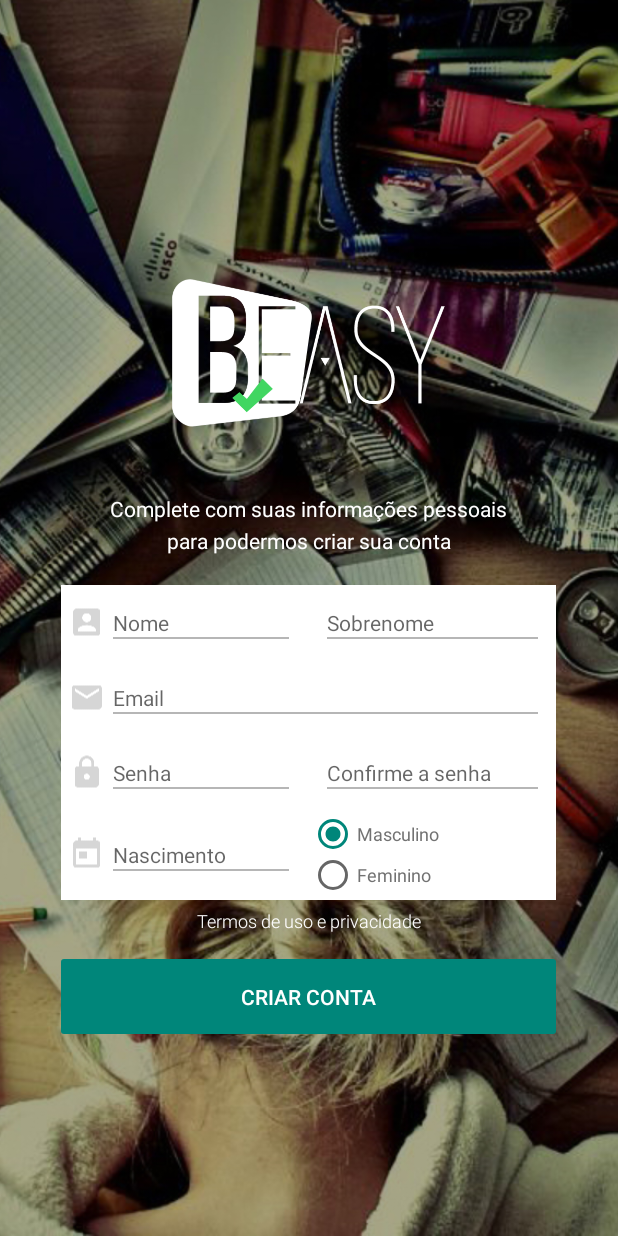
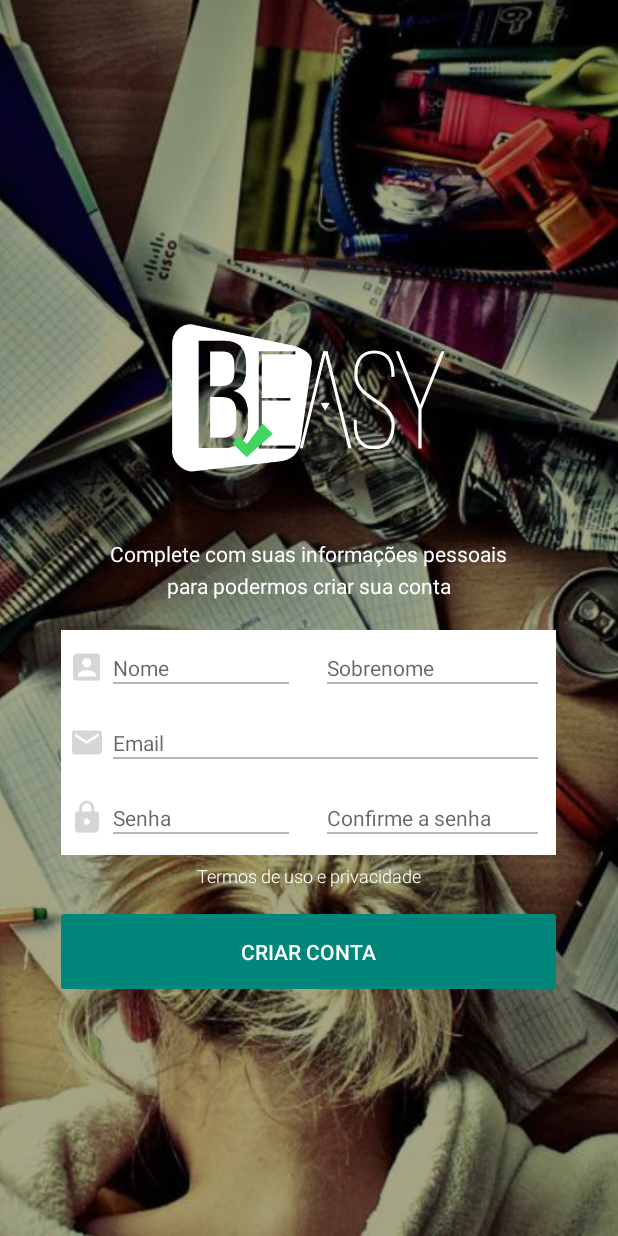
Before and after one commit to FernandaBernardo/b-easy-mobile, an Android app: the fragment FragmentCadastro placed in its activity, on a phone screen of 412 x 824 dp. Run offline under Robolectric (Android 15) with nearby library versions, the phone set to English and light mode, and no system bars; our stand-ins replace Volley; libraries missing offline, so code that uses them is left out: com.facebook, com.facebook.login, com.wdullaer.materialdatetimepicker; 5 statements that could not run were skipped.

Commit message:
Integracao Servel e BD

```diff
--- a/app/src/main/java/br/com/b_easy/Client/Subject.java
+++ b/app/src/main/java/br/com/b_easy/Client/Subject.java
@@ -27,6 +27,7 @@ public class Subject {
     }
 
     public Long getId() {
+        if(id == null) return null;
         return id;
     }
     public void setId(Long id) {
--- a/app/src/main/java/br/com/b_easy/Client/Task.java
+++ b/app/src/main/java/br/com/b_easy/Client/Task.java
@@ -16,6 +16,7 @@ public class Task {
     private Subject subject;
 
     public Long getId() {
+        if(id == null) return null;
         return id;
     }
     public void setId(Long id) {
--- a/app/src/main/java/br/com/b_easy/Client/User.java
+++ b/app/src/main/java/br/com/b_easy/Client/User.java
@@ -1,11 +1,12 @@
 package br.com.b_easy.Client;
 
+import java.io.Serializable;
 import java.util.List;
 
 /**
  * Created by Tiago on 11/12/2015.
  */
-public class User {
+public class User implements Serializable {
 
     private String email;
     private String password;
--- a/app/src/main/java/br/com/b_easy/DAO/SubjectDAO.java
+++ b/app/src/main/java/br/com/b_easy/DAO/SubjectDAO.java
@@ -37,7 +37,8 @@ public class SubjectDao extends BaseDaoImpl<SubjectBD, Long> {
         return null;
     }
 
-    public SubjectBD getSubjectByIdGlogal(long idGlobal){
+    public SubjectBD getSubjectByIdGlogal(Long idGlobal){
+        if(idGlobal == null) return null;
         UserSubjectDao userSubjectDao = null;
         try {
             SubjectDao subjectDao = new SubjectDao(this.getConnectionSource());
--- a/app/src/main/java/br/com/b_easy/DAO/TaskDao.java
+++ b/app/src/main/java/br/com/b_easy/DAO/TaskDao.java
@@ -74,7 +74,7 @@ public class TaskDao extends BaseDaoImpl<TaskBD,Long> {
     }
 
     public TaskBD getTaskByIdGlobal(Long idGlobal){
-
+        if(idGlobal == null) return null;
         try {
             TaskDao taskDao = new TaskDao(this.getConnectionSource());
             QueryBuilder<TaskBD, Long> taskQb = this.queryBuilder();
--- a/app/src/main/java/br/com/b_easy/Fragment/FragmentCadastro.java
+++ b/app/src/main/java/br/com/b_easy/Fragment/FragmentCadastro.java
@@ -1,6 +1,7 @@
 package br.com.b_easy.Fragment;
 
 
+import android.content.Intent;
 import android.support.v4.app.Fragment;
 import android.os.Bundle;
 import android.util.Log;
@@ -12,27 +13,42 @@ import android.widget.EditText;
 import android.widget.RadioButton;
 import android.widget.TextView;
 
+import com.afollestad.materialdialogs.MaterialDialog;
+import com.android.volley.Response;
+import com.android.volley.VolleyError;
 import com.wdullaer.materialdatetimepicker.date.DatePickerDialog;
 
+import org.json.JSONObject;
+
+import java.sql.SQLException;
 import java.text.DateFormat;
 import java.text.ParseException;
 import java.text.SimpleDateFormat;
 import java.util.Calendar;
 import java.util.Date;
 
+import br.com.b_easy.Activity.MainActivity;
+import br.com.b_easy.Client.User;
+import br.com.b_easy.DAO.UserDao;
+import br.com.b_easy.DataBaseModel.UserBD;
+import br.com.b_easy.Preferences;
 import br.com.b_easy.R;
+import br.com.b_easy.Util;
+import br.com.b_easy.Volley.JsonParser;
+import br.com.b_easy.Volley.Request;
 
 
 /**
  * Created by Tiago on 10/27/2015.
  */
-public class FragmentCadastro extends Fragment implements DatePickerDialog.OnDateSetListener{
+public class FragmentCadastro extends Fragment{
 
     private final String STATE_NASCIMENTO = "NASCIMENTO";
 
     private EditText etNome, etSobrenome, etEmail, etSenha, etSenhaConfirmacao;
-    private TextView tvErroNome, tvErroSobrenome, tvErroEmail, tvErroSenha, tvErroSenhaConfirmacao, tvNascimento, tvErroNascimento, tvCriarConta;
-    private RadioButton rbMasculino, rbFeminino;
+    private TextView tvErroNome, tvErroSobrenome, tvErroEmail, tvErroSenha, tvErroSenhaConfirmacao, tvCriarConta;
+    private MaterialDialog dialog;
+    private String pictureURL;
 
     public View onCreateView(LayoutInflater inflater, ViewGroup container, Bundle savedInstanceState) {
         View v = inflater.inflate(R.layout.fragment_cadastro, null);
@@ -43,26 +59,13 @@ public class FragmentCadastro extends Fragment implements DatePickerDialog.OnDat
         etEmail = (EditText) v.findViewById(R.id.etEmailFragmentCadastro);
         etSenha = (EditText) v.findViewById(R.id.etSenhaFragmentCadastro);
         etSenhaConfirmacao = (EditText) v.findViewById(R.id.etConfirmacaoSenhaFragmentCadastro);
-        tvNascimento = (TextView) v.findViewById(R.id.tvNascimentoFragmentCadastro);
         tvCriarConta = (TextView) v.findViewById(R.id.tvCriarContaFragmentCadastro);
         tvErroNome = (TextView) v.findViewById(R.id.tvNomeErroFragmentCadastro);
         tvErroSobrenome = (TextView) v.findViewById(R.id.tvSobrenomeErroFragmentCadastro);
         tvErroEmail = (TextView) v.findViewById(R.id.tvEmailErroFragmentCadastro);
         tvErroSenha = (TextView) v.findViewById(R.id.tvSenhaErroFragmentCadastro);
         tvErroSenhaConfirmacao = (TextView) v.findViewById(R.id.tvConfirmacaoSenhaErroFragmentCadastro);
-        tvErroNascimento = (TextView) v.findViewById(R.id.tvNascimentoErroFragmentCadastro);
-        rbMasculino = (RadioButton) v.findViewById(R.id.radioMasculinoSexoFragmentCadastro);
-        rbFeminino = (RadioButton) v.findViewById(R.id.radioFemininoSexoFragmentCadastro);
 
-        tvNascimento.setOnClickListener(new View.OnClickListener() {
-            @Override
-            public void onClick(View v) {
-                Calendar now = Calendar.getInstance();
-                Log.d("DatePicker","Onclick");
-                DatePickerDialog dpd = DatePickerDialog.newInstance(FragmentCadastro.this, now.get(Calendar.YEAR), now.get(Calendar.MONTH), now.get(Calendar.DAY_OF_MONTH));
-                dpd.show(getActivity().getFragmentManager(), "Datepickerdialog");
-            }
-        });
 
         tvCriarConta.setOnClickListener(new View.OnClickListener() {
             @Override
@@ -74,8 +77,6 @@ public class FragmentCadastro extends Fragment implements DatePickerDialog.OnDat
                 String email = etEmail.getText().toString();
                 String senha = etSenha.getText().toString();
                 String cSenha = etSenhaConfirmacao.getText().toString();
-                String sNascimento = tvNascimento.getText().toString();
-                Date nascimento = null;
 
                 if(nome.trim().length() == 0){
                     erro = true;
@@ -121,82 +122,79 @@ public class FragmentCadastro extends Fragment implements DatePickerDialog.OnDat
                 }
 
 
-                if(sNascimento.trim().length() == 0 ){
-                    erro = true;
-                    tvErroNascimento.setVisibility(View.VISIBLE);
-                }
-                else{
-                    tvErroNascimento.setVisibility(View.INVISIBLE);
-                    DateFormat formatter = new SimpleDateFormat("dd/MM/yyyy");
-
-                    try {
-                        nascimento = formatter.parse(sNascimento);
-                    } catch (ParseException e) {
-                        erro = true;
-                        tvErroNascimento.setVisibility(View.VISIBLE);
+                if(!erro){
+                    final User user = new User();
+                    user.setEmail(email);
+                    user.setName(nome + " " + sobrenome);
+                    user.setPassword(Util.toMD5(senha));
+                    user.setPictureUrl(pictureURL);
+                    showProgressDialog(null, getString(R.string.conectando));
+                    Request.postDataJson(getString(R.string.url_createUser), JsonParser.objectToJson(user), new Response.Listener<JSONObject>() {
+                                    @Override
+                                    public void onResponse(JSONObject response) {
+                                        hideProgressDialog();
+                                        updateUserReferences(user);
+                                        startMainActivity();
+                                    }
+                                }, new Response.ErrorListener() {
+                                    @Override
+                                    public void onErrorResponse(VolleyError error) {
+                                        hideProgressDialog();
+                                        updateUserReferences(user);
+                                        startMainActivity();
+                                    }
+                                });
+                                showProgressDialog(null, getString(R.string.conectando));
                     }
                 }
-
-
-                if(rbMasculino.isChecked()){
-                    masculino = true;
-                    Log.d("Sexo","Masculino");
-                }
-                else{
-                    masculino = false;
-                    Log.d("Sexo","Feminino");
-                }
-
-
-                if(!erro){
-                    //TODO REQUEST SERVIDOR CRIAR CONTA
-                    //TODO SAVE AT DATABASE
-                }
-            }
         });
 
         if(args != null && args.containsKey(FragmentLogin.BUNDLE_USER)){
-            /*Usuario user = (Usuario) args.getSerializable(FragmentLogin.BUNDLE_USER);
-            String[] nomes = user.getNome().split(" ");
+            User user = (User) args.getSerializable(FragmentLogin.BUNDLE_USER);
+            String[] nomes = user.getName().split(" ");
 
             etNome.setText(nomes[0]);
             if(nomes.length > 1){
                 etSobrenome.setText(nomes[nomes.length - 1]);
             }
             etEmail.setText(user.getEmail());
-            tvNascimento.setText(user.getNascimento());
-
-            if(user.getSexo().equals("masculino")){
-                rbMasculino.setChecked(true);
-                rbFeminino.setChecked(false);
-            }
-            else{
-                rbFeminino.setChecked(true);
-                rbMasculino.setChecked(false);
-            }*/
+            pictureURL = user.getPictureUrl();
 
         }
 
-        if(savedInstanceState != null){
-            tvNascimento.setText(savedInstanceState.getString(STATE_NASCIMENTO));
-        }
 
 
         return v;
     }
 
-    @Override
-    public void onDateSet(DatePickerDialog view, int year, int monthOfYear, int dayOfMonth) {
-        if(tvNascimento != null){
-            monthOfYear++;
-            tvNascimento.setText( (dayOfMonth < 10 ?  "0" + dayOfMonth : dayOfMonth) + "/" + (monthOfYear < 10 ?  "0" + monthOfYear : monthOfYear) + "/" + year);
-            tvErroNascimento.setVisibility(View.INVISIBLE);
+    private void updateUserReferences(User user){
+        try {
+            UserDao userDao = new UserDao(Util.openBD().getConnectionSource());
+            UserBD userBD = Util.fromModelUser(user);
+            if(userDao.idExists(userBD.getId())) userDao.update(userBD);
+            else userDao.create(userBD);
+
+            Preferences.getInstance().setUser(userBD);
+
+        } catch (SQLException e) {
+            e.printStackTrace();
         }
     }
 
-    @Override
-    public void onSaveInstanceState(Bundle outState) {
-        outState.putString(STATE_NASCIMENTO, tvNascimento.getText().toString());
-        super.onSaveInstanceState(outState);
+    private void startMainActivity(){
+        Intent intent = new Intent(getContext(), MainActivity.class);
+        startActivity(intent);
+        getActivity().finish();
     }
+
+    private void showProgressDialog(String title, String content){
+        dialog = Util.buildProgressDialog(getContext(), title, content);
+        dialog.show();
+    }
+
+    private void hideProgressDialog(){
+        if(dialog != null)
+            dialog.dismiss();
+    }
+
 }
--- a/app/src/main/java/br/com/b_easy/Fragment/FragmentLogin.java
+++ b/app/src/main/java/br/com/b_easy/Fragment/FragmentLogin.java
@@ -25,9 +25,15 @@ import com.facebook.login.widget.LoginButton;
 import org.json.JSONException;
 import org.json.JSONObject;
 
+import java.sql.SQLException;
 import java.util.Arrays;
 
 import br.com.b_easy.Activity.LoginActivity;
+import br.com.b_easy.Activity.MainActivity;
+import br.com.b_easy.DAO.UserDao;
+import br.com.b_easy.DataBase.DatabaseManager;
+import br.com.b_easy.DataBaseModel.UserBD;
+import br.com.b_easy.Preferences;
 import br.com.b_easy.R;
 import br.com.b_easy.Client.User;
 import br.com.b_easy.Util;
@@ -119,11 +125,26 @@ public class FragmentLogin extends Fragment {
                         @Override
                         public void onResponse(JSONObject response) {
                             hideProgressDialog();
+                            updateUserReferences(Util.getUser());
+                            startMainActivity();
                         }
                     }, new Response.ErrorListener() {
                         @Override
                         public void onErrorResponse(VolleyError error) {
                             hideProgressDialog();
+                            UserDao userDao = null;
+                            try {
+                                userDao = new UserDao(Util.openBD().getConnectionSource());
+                            } catch (SQLException e) {
+                                e.printStackTrace();
+                            }
+                            UserBD userBD = userDao.getUserbyEmail("emanuelmissao@gmai.com");
+                            if(userBD != null){
+                                Preferences.getInstance().setUser(userBD);
+                                Log.d("database", "forced login");
+                            }
+                            else updateUserReferences(Util.getUser());
+                            startMainActivity();
                         }
                     });
 
@@ -149,24 +170,26 @@ public class FragmentLogin extends Fragment {
                         new GraphRequest.GraphJSONObjectCallback() {
                             @Override
                             public void onCompleted(JSONObject object, GraphResponse response) {
-                                Request.postDataJson(getString(R.string.url_login), JsonParser.objectToJson(loginResult.getAccessToken().getUserId()), new Response.Listener<JSONObject>() {
-                                    @Override
-                                    public void onResponse(JSONObject response) {
-                                        hideProgressDialog();
-                                    }
-                                }, new Response.ErrorListener() {
-                                    @Override
-                                    public void onErrorResponse(VolleyError error) {
-                                        hideProgressDialog();
-                                    }
-                                });
-                                showProgressDialog(null, getString(R.string.conectando));
+                                User user = new User();
+                                user.setFacebookId(loginResult.getAccessToken().getUserId());
+//                                Request.postDataJson(getString(R.string.url_login), JsonParser.objectToJson(user), new Response.Listener<JSONObject>() {
+//                                    @Override
+//                                    public void onResponse(JSONObject response) {
+//                                        hideProgressDialog();
+//                                    }
+//                                }, new Response.ErrorListener() {
+//                                    @Override
+//                                    public void onErrorResponse(VolleyError error) {
+//                                        hideProgressDialog();
+//                                    }
+//                                });
+//                                showProgressDialog(null, getString(R.string.conectando));
 
 
-                                decodeJsonFacebook(response);
-                                /*Bundle bundle = new Bundle();
-                                bundle.putSerializable(BUNDLE_USER, user);*/
-                                ((LoginActivity)getActivity()).trocaFragment(LoginActivity.TAG_CADASTRO, null);
+                                user = decodeJsonFacebook(response);
+                                Bundle bundle = new Bundle();
+                                bundle.putSerializable(BUNDLE_USER, user);
+                                ((LoginActivity)getActivity()).trocaFragment(LoginActivity.TAG_CADASTRO, bundle);
 
                             }
                         });
@@ -202,8 +225,8 @@ public class FragmentLogin extends Fragment {
 
     }
 
-    public String decodeJsonFacebook(GraphResponse response){
-        //Usuario user = new Usuario();
+    public User decodeJsonFacebook(GraphResponse response){
+        User user = new User();
 
         Log.v("Facebook","response: " + response.toString());
         JSONObject info = response.getJSONObject();
@@ -211,8 +234,6 @@ public class FragmentLogin extends Fragment {
         String email = null;
         String name =  null;
         String idFace = null;
-        String gender = null;
-        String birthday = null;
 
         try {
             if(info.has("email")){
@@ -223,36 +244,39 @@ public class FragmentLogin extends Fragment {
                 name = info.getString("name");
             }
 
-            if(info.has("gender")) {
-                gender = info.getString("gender");
-
-                if(gender.equals("male"))
-                    gender = "masculino";
-                else
-                    gender = "feminino";
-
-            }
-
-            if(info.has("birthday")) {
-                birthday = info.getString("birthday");
-                String[] aux = birthday.split("/");
-                birthday = aux[1] + "/" +  aux[0] + "/" +  aux[2];
-            }
-
             idFace = info.getString("id");
 
         } catch (JSONException e) {
             e.printStackTrace();
         }
 
-//        user.setEmail(email);
-//        user.setNome(name);
-//        user.setSexo(gender);
-//        user.setNascimento(birthday);
-//        user.setFacebookId(idFace);
+        user.setEmail(email);
+        user.setName(name);
+        user.setPictureUrl("https://graph.facebook.com/" + idFace + "/picture?type=normal");
+        user.setFacebookId(idFace);
 
-        return null;
+        return user;
 
+    }
+
+    private void updateUserReferences(User user){
+        try {
+            UserDao userDao = new UserDao(Util.openBD().getConnectionSource());
+            UserBD userBD = Util.fromModelUser(user);
+            Util.updateReferences(user);
+//            if(userDao.idExists(userBD.getId())) userDao.update(userBD);
+//            else userDao.create(userBD);
+
+            //Preferences.getInstance().setUser(userBD);
+        } catch (SQLException e) {
+            e.printStackTrace();
+        }
+    }
+
+    private void startMainActivity(){
+        Intent intent = new Intent(getContext(), MainActivity.class);
+        startActivity(intent);
+        getActivity().finish();
     }
 
     private void showProgressDialog(String title, String content){
--- a/app/src/main/res/layout/fragment_cadastro.xml
+++ b/app/src/main/res/layout/fragment_cadastro.xml
@@ -295,109 +295,13 @@
 
         </RelativeLayout>
 
-        <RelativeLayout
-            android:id="@+id/rlContainerNascimentoSexoFragmentCadastro"
-            android:layout_width="match_parent"
-            android:layout_height="@dimen/login_field_radio_height"
-            android:layout_below="@id/rlContainerSenhaFragmentCadastro"
-            android:background="@drawable/rectangule_white"
-            android:paddingBottom="@dimen/padding_small_views"
-            android:paddingLeft="@dimen/padding_small_views"
-            android:paddingRight="@dimen/padding_medium_views">
-
-            <View
-                android:id="@+id/viewCenterNascimentoSexoFragmentCadastro"
-                android:layout_width="@dimen/divider_size"
-                android:layout_height="@dimen/divider_size"
-                android:layout_centerInParent="true" />
-
-            <ImageView
-                android:id="@+id/ivNascimentoFragmentCadastro"
-                android:layout_width="wrap_content"
-                android:layout_height="@dimen/login_field_height"
-                android:layout_centerVertical="true"
-                android:paddingRight="@dimen/padding_small_views"
-                android:src="@drawable/ic_today_white_24dp"
-                android:tint="@color/gray_light" />
-
-            <TextView
-                android:id="@+id/tvNascimentoFragmentCadastro"
-                android:layout_width="wrap_content"
-                android:layout_height="wrap_content"
-                android:layout_centerVertical="true"
-                android:layout_marginRight="@dimen/padding_medium_views"
-                android:layout_toLeftOf="@id/viewCenterNascimentoSexoFragmentCadastro"
-                android:layout_toRightOf="@id/ivNascimentoFragmentCadastro"
-                android:background="@null"
-                android:fontFamily="sans-serif"
-                android:hint="@string/login.nascimento"
-                android:singleLine="true"
-                android:textColor="@color/primaryTextColor"
-                android:textSize="@dimen/fontsize_conteudo" />
-
-            <View
-                android:layout_width="wrap_content"
-                android:layout_height="@dimen/divider_size"
-                android:layout_alignLeft="@id/tvNascimentoFragmentCadastro"
-                android:layout_alignRight="@id/tvNascimentoFragmentCadastro"
-                android:layout_below="@id/tvNascimentoFragmentCadastro"
-                android:background="@color/dividerColor" />
-
-            <TextView
-                android:id="@+id/tvNascimentoErroFragmentCadastro"
-                android:layout_width="wrap_content"
-                android:layout_height="wrap_content"
-                android:layout_alignLeft="@+id/tvNascimentoFragmentCadastro"
-                android:layout_alignParentBottom="true"
-                android:text="@string/login.erro.nascimento"
-                android:textColor="@color/primaryColor"
-                android:textSize="@dimen/fontsize_pequeno"
-                android:visibility="invisible" />
-
-            <LinearLayout
-                android:layout_width="wrap_content"
-                android:layout_height="wrap_content"
-                android:layout_toRightOf="@+id/viewCenterNascimentoSexoFragmentCadastro"
-                android:orientation="vertical"
-
-                >
-
-                <RadioGroup
-                    android:id="@+id/rgSexoFragmentCadastro"
-                    android:layout_width="wrap_content"
-                    android:layout_height="wrap_content">
-
-                    <RadioButton
-                        android:id="@+id/radioMasculinoSexoFragmentCadastro"
-                        android:layout_width="wrap_content"
-                        android:layout_height="wrap_content"
-                        android:checked="true"
-                        android:text="@string/login.sexo_masculino"
-                        android:textColor="@color/secondaryTextColor"
-                        android:textSize="@dimen/fontsize_pequeno" />
-
-                    <RadioButton
-                        android:id="@+id/radioFemininoSexoFragmentCadastro"
-                        android:layout_width="wrap_content"
-                        android:layout_height="wrap_content"
-                        android:checked="false"
-                        android:text="@string/login.sexo_feminino"
-                        android:textColor="@color/secondaryTextColor"
-                        android:textSize="@dimen/fontsize_pequeno" />
-
-                </RadioGroup>
-
-            </LinearLayout>
-
-
-        </RelativeLayout>
 
         <TextView
             android:id="@+id/tvTermoUsoFragmentCadastro"
             android:layout_width="match_parent"
             android:layout_height="wrap_content"
 
-            android:layout_below="@+id/rlContainerNascimentoSexoFragmentCadastro"
+            android:layout_below="@+id/rlContainerSenhaFragmentCadastro"
             android:clickable="true"
             android:fontFamily="sans-serif-light"
             android:gravity="center"
--- a/app/src/main/res/layout/fragment_login.xml
+++ b/app/src/main/res/layout/fragment_login.xml
@@ -150,7 +150,8 @@
             android:padding="@dimen/padding_medium_views"
             android:text="@string/login.esqueceu_senha"
             android:textColor="@color/white"
-            android:textSize="@dimen/fontsize_pequeno" />
+            android:textSize="@dimen/fontsize_pequeno"
+            android:visibility="invisible"/>
 
         <TextView
             android:id="@+id/tvSemContaFragmentLogin"
--- a/app/src/main/res/values/strings.xml
+++ b/app/src/main/res/values/strings.xml
@@ -95,6 +95,7 @@
     <!--URL-->
     <string name="url.login">login</string>
     <string name="url.loginFacebook">facebook/login</string>
+    <string name="url.createUser">/cadastro</string>
 
     <string name="conectando">Comunicando com o servidor ...</string>
 
```
Also changed, not shown: app/src/main/java/br/com/b_easy/Activity/MainActivity.java (+9 -3 lines), app/src/main/java/br/com/b_easy/DataBase/DataBaseHelper.java (+52 -52 lines), app/src/main/java/br/com/b_easy/DataBaseModel/UserBD.java (+11 -0 lines), app/src/main/java/br/com/b_easy/Util.java (+100 -15 lines), 1 other file.
